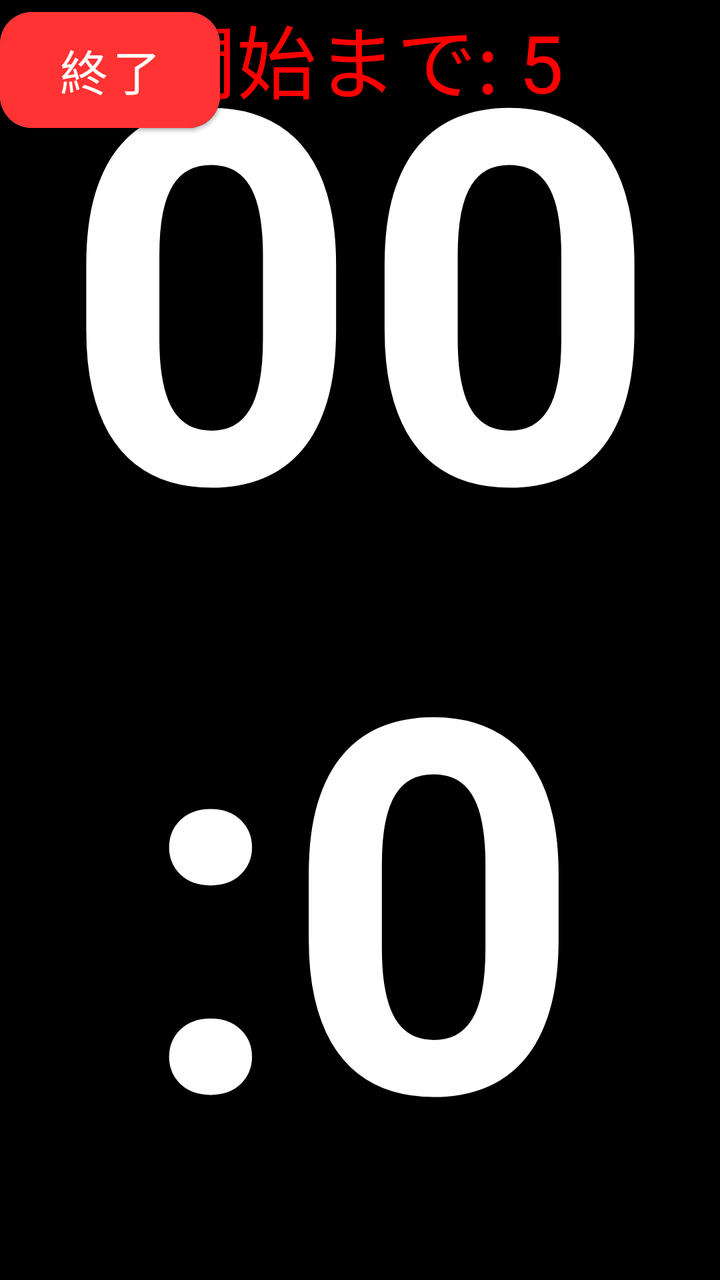
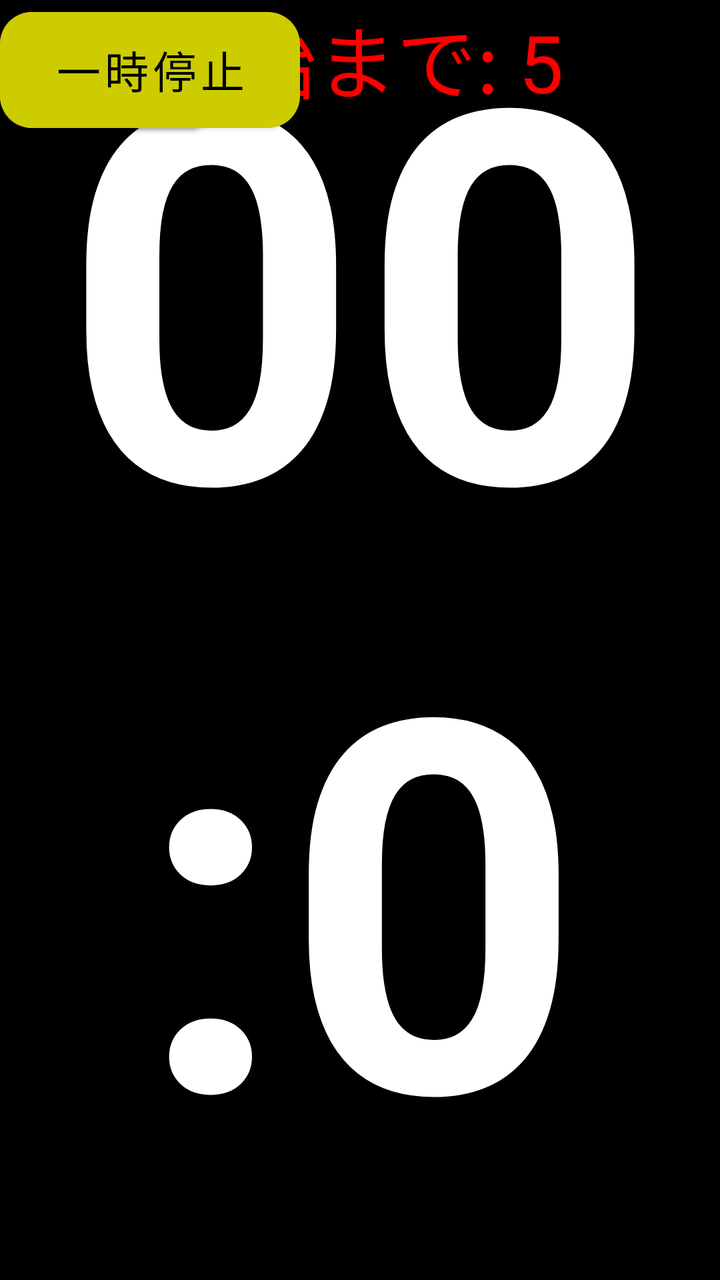

The first picture is an Android layout as it rendered before a commit; the second is the same layout after the commit. The layout source and the unified diff follow.
<!-- AndroidManifest.xml: application theme Theme.MaterialComponents.DayNight.NoActionBar -->
<!-- res/layout/activity_main.xml -->
<?xml version="1.1" encoding="utf-8"?>

<RelativeLayout xmlns:android="http://schemas.android.com/apk/res/android"
    xmlns:app="http://schemas.android.com/apk/res-auto"
    android:layout_width="match_parent"
    android:layout_height="match_parent"
    android:background="#000000">

    
    
    
    <com.google.android.material.button.MaterialButton
        android:id="@+id/startBtn"
        android:layout_width="110dp"
        android:layout_height="70dp"
        android:text="開始"
        android:textSize="24sp"
        android:textColor="#FFFFFF"
        app:backgroundTint="#0066FF"
        app:cornerRadius="16dp" />

    
    
    
    <TextView
        android:id="@+id/countdownText"
        android:layout_width="wrap_content"
        android:layout_height="wrap_content"
        android:text="開始まで: 5"
        android:textSize="40sp"
        android:textColor="#FF0000"
        android:layout_centerHorizontal="true" />

    
    
    
    <TextView
        android:id="@+id/timerText"
        android:layout_width="match_parent"
        android:layout_height="match_parent"
        android:text="00:00"
        android:textSize="260sp"
        android:textColor="#FFFFFF"
        android:textStyle="bold"
        android:gravity="center"
        android:includeFontPadding="false" />

    
    
    
    <com.google.android.material.button.MaterialButton
        android:id="@+id/settingsBtn"
        android:layout_width="110dp"
        android:layout_height="70dp"
        android:text="設定"
        android:textSize="24sp"
        android:textColor="#FFFFFF"
        android:singleLine="true"
        app:backgroundTint="#444444"
        app:cornerRadius="16dp" />

    
    
    
    <com.google.android.material.button.MaterialButton
        android:id="@+id/specBtn"
        android:layout_width="110dp"
        android:layout_height="70dp"
        android:text="仕様"
        android:textSize="24sp"
        android:textColor="#FFFFFF"
        app:backgroundTint="#444444"
        app:cornerRadius="16dp" />

    
    
    
    <com.google.android.material.button.MaterialButton
        android:id="@+id/stopBtn"
        android:layout_width="110dp"
        android:layout_height="70dp"
        android:text="終了"
        android:textSize="24sp"
        android:textColor="#FFFFFF"
        app:backgroundTint="#FF3333"
        app:cornerRadius="16dp" />

</RelativeLayout>
<!-- resources referenced by this layout -->
<resources>

</resources>

<!-- the commit's change to res/layout/activity_main.xml (unified diff, before → after) -->
@@ -84,5 +84,18 @@
         android:textColor="#FFFFFF"
         app:backgroundTint="#FF3333"
         app:cornerRadius="16dp" />
+    
+    
+    
+    <com.google.android.material.button.MaterialButton
+        android:id="@+id/pauseBtn"
+        android:layout_width="150dp"
+        android:layout_height="70dp"
+        android:text="一時停止"
+        android:textSize="22sp"
+        android:textColor="#000000"
+        android:singleLine="true"
+        app:backgroundTint="#CCCC00"
+        app:cornerRadius="16dp" />
 
 </RelativeLayout>
